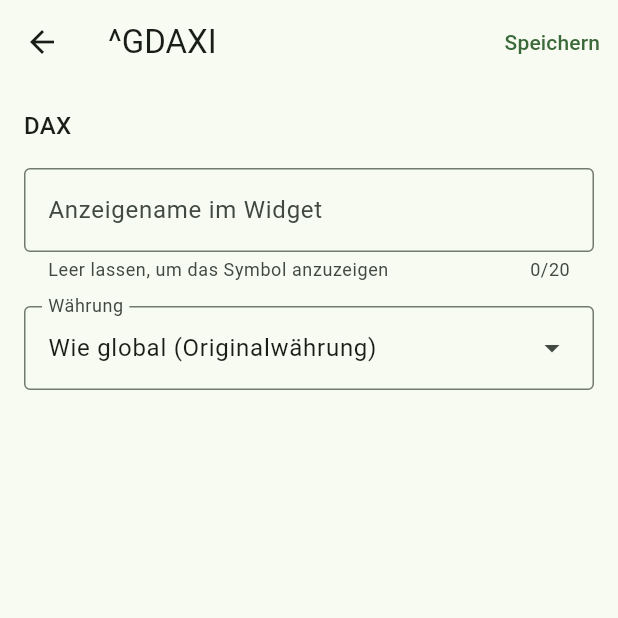
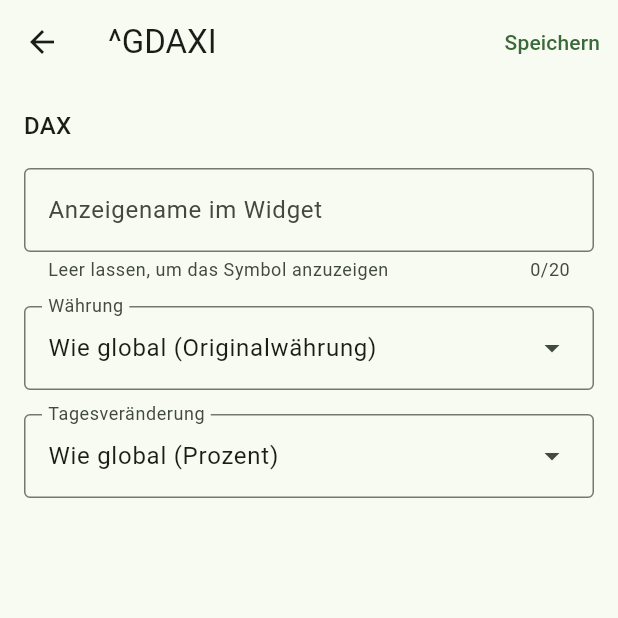
Before and after one commit to SphaeroX/SimpleStockWidget, a Flutter app: the screen it shows after launch, after a tap on "DAX", on a phone screen of 412 x 824 dp, the top half of it. Run offline on Flutter 3.47's test engine with Material 3 defaults, Android fonts, the phone set to English and light mode, and no system bars; our stand-ins replace flutter_riverpod, material_ui, shared_preferences; missing offline and left inert: home_widget.

Commit message:
feat: change display mode (percent/amount/both) and German number formatting (Task_06)
Co-Authored-By: Claude Opus 5.5 <noreply@anthropic.com>
Claude-Session: https://claude.ai/code/session_016R7J7mAkeAMcodJ5Xo96YJ

```diff
--- a/lib/app/entry_detail_page.dart
+++ b/lib/app/entry_detail_page.dart
@@ -3,6 +3,7 @@ import 'package:flutter_riverpod/flutter_riverpod.dart';
 import 'package:material_ui/material_ui.dart';
 
 import '../currency/currency.dart';
+import '../settings/app_settings.dart';
 import '../watchlist/watchlist_entry.dart';
 import 'providers.dart';
 
@@ -62,7 +63,8 @@ class _EntryDetailPageState extends ConsumerState<EntryDetailPage> {
 
   /// Platz für Einstellungen weiterer Tasks (Währung, Anzeigemodus).
   List<Widget> _extraSettings() {
-    final global = ref.watch(settingsProvider).value?.displayCurrency ?? originalCurrency;
+    final settings = ref.watch(settingsProvider).value ?? const AppSettings();
+    final global = settings.displayCurrency;
     return [
       const SizedBox(height: 16),
       DropdownMenu<String>(
@@ -77,6 +79,19 @@ class _EntryDetailPageState extends ConsumerState<EntryDetailPage> {
             DropdownMenuEntry(value: c, label: currencyLabel(c)),
         ],
       ),
+      const SizedBox(height: 16),
+      DropdownMenu<String>(
+        key: const Key('entry-change-mode'),
+        label: const Text('Tagesveränderung'),
+        expandedInsets: EdgeInsets.zero,
+        initialSelection: _draft.changeMode?.name ?? _inherit,
+        onSelected: (v) =>
+            setState(() => _draft = _draft.copyWith(changeMode: v == _inherit ? null : ChangeMode.values.byName(v!))),
+        dropdownMenuEntries: [
+          DropdownMenuEntry(value: _inherit, label: 'Wie global (${changeModeLabel(settings.changeMode)})'),
+          for (final m in ChangeMode.values) DropdownMenuEntry(value: m.name, label: changeModeLabel(m)),
+        ],
+      ),
     ];
   }
 
--- a/lib/settings/app_settings.dart
+++ b/lib/settings/app_settings.dart
@@ -1,16 +1,32 @@
 import '../currency/currency.dart';
 
+/// Darstellung der Tagesveränderung.
+enum ChangeMode { percent, amount, both }
+
+ChangeMode effectiveChangeMode({required ChangeMode? override, required ChangeMode global}) => override ?? global;
+
+String changeModeLabel(ChangeMode m) => switch (m) {
+  ChangeMode.percent => 'Prozent',
+  ChangeMode.amount => 'Betrag',
+  ChangeMode.both => 'Betrag und Prozent',
+};
+
 class AppSettings {
-  const AppSettings({this.displayCurrency = originalCurrency});
+  const AppSettings({this.displayCurrency = originalCurrency, this.changeMode = ChangeMode.percent});
 
   /// Globale Anzeigewährung (ISO-Code) oder [originalCurrency].
   final String displayCurrency;
 
-  AppSettings copyWith({String? displayCurrency}) =>
-      AppSettings(displayCurrency: displayCurrency ?? this.displayCurrency);
+  /// Globale Darstellung der Tagesveränderung.
+  final ChangeMode changeMode;
 
-  factory AppSettings.fromJson(Map<String, dynamic> json) =>
-      AppSettings(displayCurrency: (json['displayCurrency'] as String?) ?? originalCurrency);
+  AppSettings copyWith({String? displayCurrency, ChangeMode? changeMode}) =>
+      AppSettings(displayCurrency: displayCurrency ?? this.displayCurrency, changeMode: changeMode ?? this.changeMode);
 
-  Map<String, dynamic> toJson() => {'displayCurrency': displayCurrency};
+  factory AppSettings.fromJson(Map<String, dynamic> json) => AppSettings(
+    displayCurrency: (json['displayCurrency'] as String?) ?? originalCurrency,
+    changeMode: ChangeMode.values.asNameMap()[json['changeMode']] ?? ChangeMode.percent,
+  );
+
+  Map<String, dynamic> toJson() => {'displayCurrency': displayCurrency, 'changeMode': changeMode.name};
 }
--- a/lib/watchlist/watchlist_entry.dart
+++ b/lib/watchlist/watchlist_entry.dart
@@ -1,4 +1,5 @@
 import '../quotes/quote.dart';
+import '../settings/app_settings.dart';
 
 const _unset = Object();
 
@@ -9,6 +10,7 @@ class WatchlistEntry {
     this.type = QuoteType.other,
     this.displayName,
     this.currency,
+    this.changeMode,
   });
 
   static const maxDisplayNameLength = 20;
@@ -25,14 +27,19 @@ class WatchlistEntry {
   /// Währungs-Override: `null` = globale Einstellung, sonst ISO-Code oder `originalCurrency`.
   final String? currency;
 
+  /// Anzeigemodus-Override: `null` = globale Einstellung.
+  final ChangeMode? changeMode;
+
   String get effectiveName => displayName ?? symbol;
 
-  WatchlistEntry copyWith({Object? displayName = _unset, Object? currency = _unset}) => WatchlistEntry(
+  WatchlistEntry copyWith({Object? displayName = _unset, Object? currency = _unset, Object? changeMode = _unset}) =>
+      WatchlistEntry(
         symbol: symbol,
         name: name,
         type: type,
         displayName: identical(displayName, _unset) ? this.displayName : displayName as String?,
         currency: identical(currency, _unset) ? this.currency : currency as String?,
+        changeMode: identical(changeMode, _unset) ? this.changeMode : changeMode as ChangeMode?,
       );
 
   WatchlistEntry withDisplayName(String? value) {
@@ -47,6 +54,7 @@ class WatchlistEntry {
     type: QuoteType.values.asNameMap()[json['type']] ?? QuoteType.other,
     displayName: json['displayName'] as String?,
     currency: json['currency'] as String?,
+    changeMode: ChangeMode.values.asNameMap()[json['changeMode']],
   );
 
   Map<String, dynamic> toJson() => {
@@ -55,5 +63,6 @@ class WatchlistEntry {
     'type': type.name,
     if (displayName != null) 'displayName': displayName,
     if (currency != null) 'currency': currency,
+    if (changeMode != null) 'changeMode': changeMode!.name,
   };
 }
```
Also changed, not shown: lib/app/settings_page.dart (+16 -0 lines), lib/format/quote_format.dart (+43 -3 lines), lib/widget_sync/payload_builder.dart (added, +25 -0 lines), lib/widget_sync/refresh_service.dart (+6 -18 lines), tests/app/settings_page_test.dart (added, +45 -0 lines), tests/format/quote_format_test.dart (added, +58 -0 lines), tests/settings/settings_repository_test.dart (+14 -0 lines), tests/watchlist/watchlist_entry_test.dart (+8 -0 lines), tests/widget_sync/refresh_service_test.dart (+23 -0 lines), 5 other files. Lines whose indentation alone changed are shown as unchanged.
